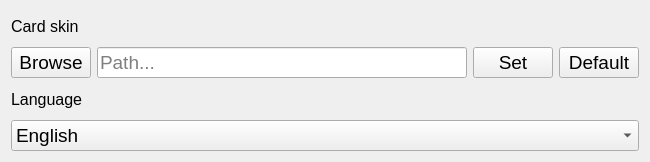
This is src/presentation/widgets/Settings/settingswindow.ui in OlexandrNikolaiev/BlackJack_GUI as Qt 5 draws it before an edit. The edited form follows.
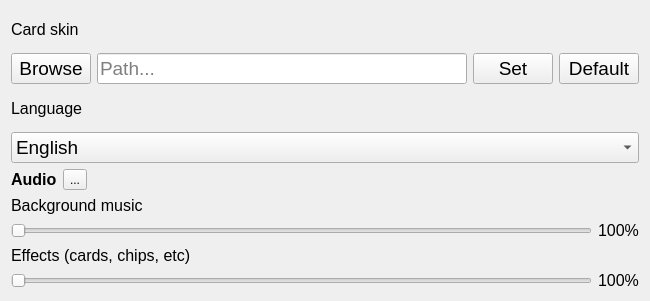
This is the edited form. Icons and pictures are not drawn.

```diff
--- a/src/presentation/widgets/Settings/settingswindow.ui
+++ b/src/presentation/widgets/Settings/settingswindow.ui
@@ -7,19 +7,19 @@
     <x>0</x>
     <y>0</y>
     <width>650</width>
-    <height>162</height>
+    <height>301</height>
    </rect>
   </property>
   <property name="minimumSize">
    <size>
     <width>650</width>
-    <height>162</height>
+    <height>301</height>
    </size>
   </property>
   <property name="maximumSize">
    <size>
     <width>650</width>
-    <height>162</height>
+    <height>301</height>
    </size>
   </property>
   <property name="windowTitle">
@@ -151,6 +151,135 @@
      </item>
     </layout>
    </item>
+   <item row="2" column="0">
+    <layout class="QVBoxLayout" name="verticalLayout_5">
+     <item>
+      <layout class="QHBoxLayout" name="horizontalLayout_2">
+       <item>
+        <widget class="QLabel" name="languageLabel_2">
+         <property name="font">
+          <font>
+           <pointsize>12</pointsize>
+           <bold>true</bold>
+          </font>
+         </property>
+         <property name="text">
+          <string>Audio</string>
+         </property>
+        </widget>
+       </item>
+       <item>
+        <widget class="QToolButton" name="muteButton">
+         <property name="text">
+          <string>...</string>
+         </property>
+         <property name="icon">
+          <iconset resource="../../../../res.qrc">
+           <normaloff>:/images/res/images/buttons/sound_not_muted.png</normaloff>
+           <normalon>:/images/res/images/buttons/sound_muted.png</normalon>:/images/res/images/buttons/sound_not_muted.png</iconset>
+         </property>
+         <property name="checkable">
+          <bool>true</bool>
+         </property>
+        </widget>
+       </item>
+       <item>
+        <spacer name="horizontalSpacer">
+         <property name="orientation">
+          <enum>Qt::Horizontal</enum>
+         </property>
+         <property name="sizeHint" stdset="0">
+          <size>
+           <width>40</width>
+           <height>20</height>
+          </size>
+         </property>
+        </spacer>
+       </item>
+      </layout>
+     </item>
+     <item>
+      <layout class="QVBoxLayout" name="verticalLayout_3">
+       <item>
+        <widget class="QLabel" name="languageLabel_3">
+         <property name="font">
+          <font>
+           <pointsize>12</pointsize>
+           <bold>false</bold>
+          </font>
+         </property>
+         <property name="text">
+          <string>Background music</string>
+         </property>
+        </widget>
+       </item>
+       <item>
+        <layout class="QHBoxLayout" name="horizontalLayout_3">
+         <item>
+          <widget class="QSlider" name="musicSlider">
+           <property name="orientation">
+            <enum>Qt::Horizontal</enum>
+           </property>
+          </widget>
+         </item>
+         <item>
+          <widget class="QLabel" name="musicValueLabel">
+           <property name="font">
+            <font>
+             <pointsize>12</pointsize>
+            </font>
+           </property>
+           <property name="text">
+            <string>100%</string>
+           </property>
+          </widget>
+         </item>
+        </layout>
+       </item>
+      </layout>
+     </item>
+     <item>
+      <layout class="QVBoxLayout" name="verticalLayout_4">
+       <item>
+        <widget class="QLabel" name="sdfdsf">
+         <property name="font">
+          <font>
+           <pointsize>12</pointsize>
+           <bold>false</bold>
+          </font>
+         </property>
+         <property name="text">
+          <string>Effects (cards, chips, etc)</string>
+         </property>
+        </widget>
+       </item>
+       <item>
+        <layout class="QHBoxLayout" name="horizontalLayout_4">
+         <item>
+          <widget class="QSlider" name="sfxSlider">
+           <property name="orientation">
+            <enum>Qt::Horizontal</enum>
+           </property>
+          </widget>
+         </item>
+         <item>
+          <widget class="QLabel" name="effectsValueLabel">
+           <property name="font">
+            <font>
+             <pointsize>12</pointsize>
+            </font>
+           </property>
+           <property name="text">
+            <string>100%</string>
+           </property>
+          </widget>
+         </item>
+        </layout>
+       </item>
+      </layout>
+     </item>
+    </layout>
+   </item>
   </layout>
  </widget>
  <resources>
```
